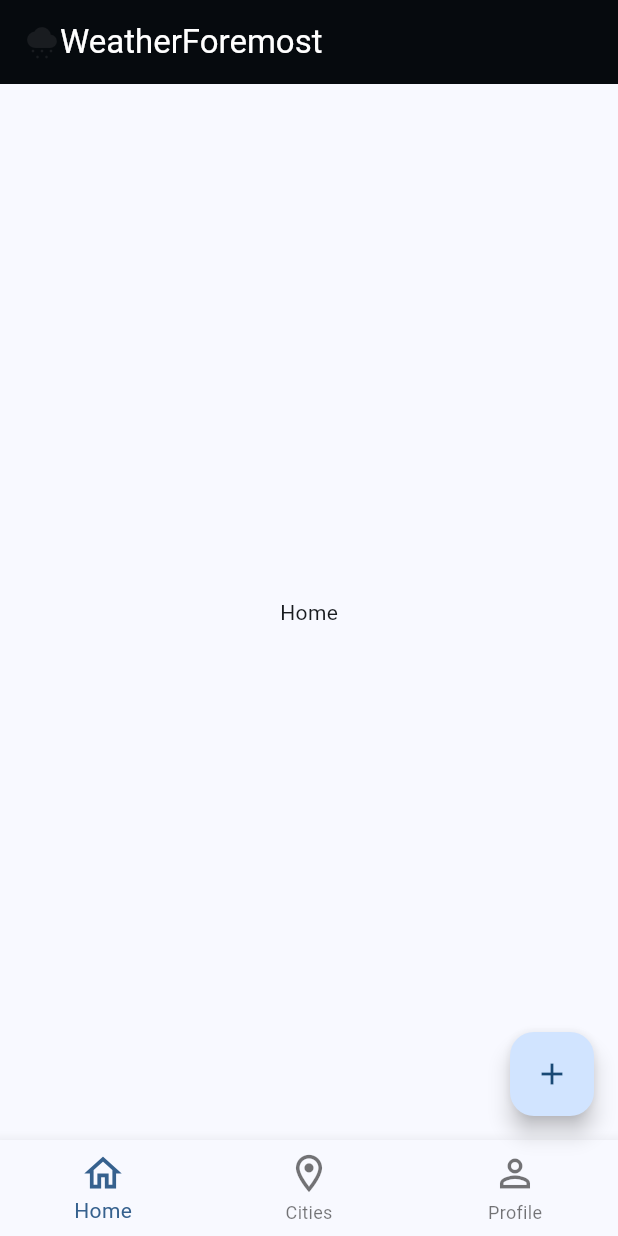
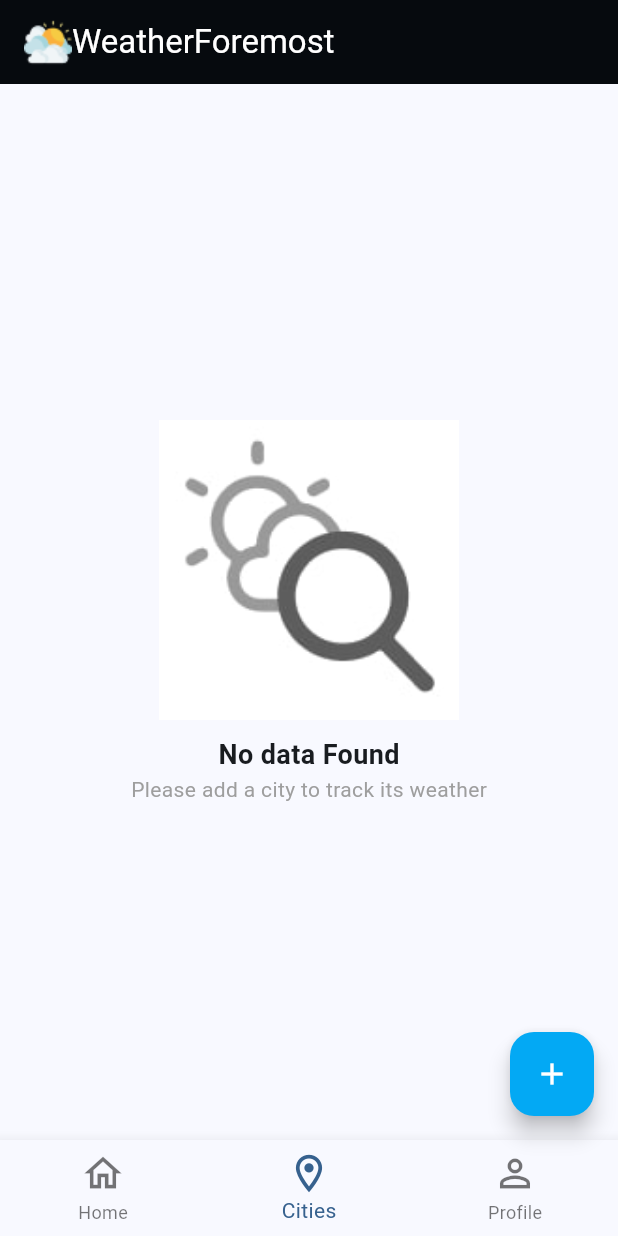
Before and after one commit to Sarethjs/zero_weather, a Flutter app: the screen it shows after launch, on a phone screen of 412 x 824 dp. Run offline on Flutter 3.47's test engine with Material 3 defaults, Android fonts, the phone set to English and light mode, and no system bars; missing offline and left inert: easy_autocomplete.

Commit message:
First version

```diff
--- /dev/null
+++ b/lib/components/no_data.dart
@@ -0,0 +1,37 @@
+import 'package:flutter/material.dart';
+
+class NoData extends StatelessWidget {
+  @override
+  Widget build(BuildContext context) {
+    return Column(
+      crossAxisAlignment: CrossAxisAlignment.center,
+      mainAxisAlignment: MainAxisAlignment.center, // Alineación a la izquierda
+      children: [
+        // Image from asset
+        Image.asset(
+          'assets/no_data.jpg',
+          height: 200,
+          width: 200,
+          fit: BoxFit.cover,
+        ),
+        const SizedBox(height: 10),
+
+        const Text(
+          'No data Found',
+          style: TextStyle(
+            fontSize: 18,
+            fontWeight: FontWeight.bold,
+          ),
+        ),
+        // Segunda línea de texto
+        const Text(
+          'Please add a city to track its weather',
+          style: TextStyle(
+            fontSize: 14,
+            color: Colors.grey,
+          ),
+        ),
+      ],
+    );
+  }
+}
--- /dev/null
+++ b/lib/models/city_inf.dart
@@ -0,0 +1,30 @@
+import 'package:intl/intl.dart';
+
+class CityInf {
+  CityInf({
+    required this.locationKey,
+    required this.cityName,
+    this.description,
+  });
+
+  final String locationKey;
+  final String cityName;
+  String? description;
+  String? time;
+  int? iconNumber;
+
+  String getIconUrl() {
+    if (iconNumber! < 10) {
+      return 'https://developer.accuweather.com/sites/default/files/0$iconNumber-s.png';
+    } else {
+      return 'https://developer.accuweather.com/sites/default/files/$iconNumber-s.png';
+    }
+  }
+
+  String formatTime() {
+    DateTime dateTime = DateTime.parse(time!);
+    // Formatting time
+    String formattedTime = DateFormat('hh:mm a').format(dateTime);
+    return formattedTime;
+  }
+}
--- /dev/null
+++ b/lib/pages/cities_page.dart
@@ -0,0 +1,31 @@
+import 'package:flutter/material.dart';
+import 'package:zero_weather/components/city_card.dart';
+import 'package:zero_weather/components/no_data.dart';
+import 'package:zero_weather/models/city_inf.dart';
+
+class CitiesPage extends StatelessWidget {
+  const CitiesPage({super.key, required this.cities});
+
+  // Cities
+  final List<CityInf> cities;
+
+  @override
+  Widget build(BuildContext context) {
+    return Scaffold(
+      body: cities.isEmpty // Verify if the list is empty
+          ? Center(child: NoData())
+          : ListView.builder(
+              itemCount: cities.length,
+              itemBuilder: (context, index) {
+                final city = cities[index]; // Accede al nombre de la ciudad
+                return CityCard(
+                  cityName: city.cityName,
+                  description: city.description ?? 'Null',
+                  time: city.formatTime(),
+                  imageUrl: city.getIconUrl(),
+                );
+              },
+            ),
+    );
+  }
+}
--- a/lib/pages/main_page.dart
+++ b/lib/pages/main_page.dart
@@ -1,6 +1,9 @@
 import 'package:flutter/material.dart';
 import 'package:zero_weather/components/bottom_bar.dart';
 import 'package:zero_weather/components/city_bottom_sheet.dart';
+import 'package:zero_weather/models/city_inf.dart';
+import 'package:zero_weather/pages/cities_page.dart';
+import 'package:zero_weather/services/city_service.dart';
 
 class MainPage extends StatefulWidget {
   const MainPage({super.key});
@@ -10,14 +13,28 @@ class MainPage extends StatefulWidget {
 }
 
 class _MainPageState extends State<MainPage> {
-  int _selectedIndex = 0;
+  int _selectedIndex = 1;
 
-  final List<Widget> _pages = [
-    const Center(child: Text('Home')),
-    const Center(child: Text('Cities')),
-    const Center(child: Text('Profile')),
-  ];
+  // My saved cities
+  final List<CityInf> savedCities = [];
 
+  // Add new city
+  dynamic _addNewCity(CityInf newCity) async {
+    // Get icon
+    final responseMap =
+        await CityService.fetchWeatherConditions(newCity.locationKey);
+
+    print(responseMap);
+
+    setState(() {
+      newCity.time = responseMap['LocalObservationDateTime'];
+      newCity.iconNumber = responseMap['WeatherIcon'];
+      savedCities.add(newCity);
+      print('City received ${newCity.cityName}');
+    });
+  }
+
+  // Change between screens
   void _onItemTapped(int index) {
     setState(() {
       _selectedIndex = index;
@@ -38,7 +55,7 @@ class _MainPageState extends State<MainPage> {
         return CityBottomSheet(
           cityController: _cityController,
           desController: _desController,
-          onAddCity: (cityName) {},
+          onSave: _addNewCity,
         );
       },
     );
@@ -46,24 +63,40 @@ class _MainPageState extends State<MainPage> {
 
   @override
   Widget build(BuildContext context) {
+    // Pages
+    final List<Widget> pages = [
+      const Center(child: Text('Home')),
+      CitiesPage(cities: savedCities),
+      const Center(child: Text('Profile')),
+    ];
+
     return Scaffold(
       appBar: AppBar(
         backgroundColor: Colors.black,
         elevation: 5,
-        title: const Row(
+        title: Row(
           children: [
-            Icon(Icons.cloudy_snowing),
-            Text(
+            Image.asset(
+              'assets/cloudy.png',
+              height: 32,
+              width: 32,
+              fit: BoxFit.cover,
+            ),
+            const Text(
               'WeatherForemost',
               style: TextStyle(color: Colors.white),
             ),
           ],
         ),
       ),
-      body: _pages[_selectedIndex],
+      body: pages[_selectedIndex],
       floatingActionButton: FloatingActionButton(
         onPressed: _openBottomSheet,
-        child: const Icon(Icons.add),
+        backgroundColor: Colors.lightBlue,
+        child: const Icon(
+          Icons.add,
+          color: Colors.white,
+        ),
       ),
       bottomNavigationBar: BottomBar(
         currentIndex: _selectedIndex,
--- /dev/null
+++ b/lib/services/city_service.dart
@@ -0,0 +1,63 @@
+import 'package:http/http.dart' as http;
+import 'dart:convert';
+
+class CityService {
+  static String apiKey = 'wJwGLRxqkYBkS9Lri6ggeYQgCACBjs3K';
+  static String baseUrl =
+      'http://dataservice.accuweather.com/locations/v1/cities/autocomplete';
+
+  static Future<List<Map<String, dynamic>>> fetchCities(String query) async {
+    final url = Uri.parse('$baseUrl?apikey=$apiKey&q=$query');
+
+    final response = await http.get(url);
+
+    if (response.statusCode == 200) {
+      final List<dynamic> data = json.decode(response.body);
+
+      // Processing response
+      List<Map<String, dynamic>> cityMatches = data.map((city) {
+        return {
+          'Key': city['Key'],
+          'City': city['LocalizedName'],
+          'Country': city['Country']['LocalizedName'],
+        };
+      }).toList();
+
+      //print(cityMatches);
+
+      return cityMatches;
+    } else {
+      throw Exception(response.body);
+    }
+  }
+
+  // Nuevo método para obtener las condiciones actuales del clima
+  static Future<Map<String, dynamic>> fetchWeatherConditions(
+      String locationKey) async {
+    const String tmpUrl =
+        'http://dataservice.accuweather.com/currentconditions/v1/';
+    final url = Uri.parse('$tmpUrl/$locationKey?apikey=$apiKey');
+
+    final response = await http.get(url);
+
+    if (response.statusCode == 200) {
+      final List<dynamic> data = json.decode(response.body);
+
+      if (data.isNotEmpty) {
+        // Extracting data
+        final weatherIcon = data[0]['WeatherIcon'];
+        final observationDateTime = data[0]['LocalObservationDateTime'];
+
+        // Return a map
+        return {
+          'WeatherIcon': weatherIcon,
+          'LocalObservationDateTime': observationDateTime,
+        };
+      } else {
+        throw Exception('No se encontraron datos para esta ubicación.');
+      }
+    } else {
+      throw Exception('Error en la petición: ${response.statusCode}');
+    }
+  }
+}
```
Also changed, not shown: lib/components/autocomplete_city.dart (deleted, +0 -45 lines), lib/components/city_bottom_sheet.dart (+61 -19 lines), lib/components/city_card.dart (added, +97 -0 lines), lib/pages/location_page.dart (deleted, +0 -24 lines), pubspec.yaml (+6 -3 lines), assets/cloudy.png (added), assets/no_data.jpg (added), pubspec.lock.
